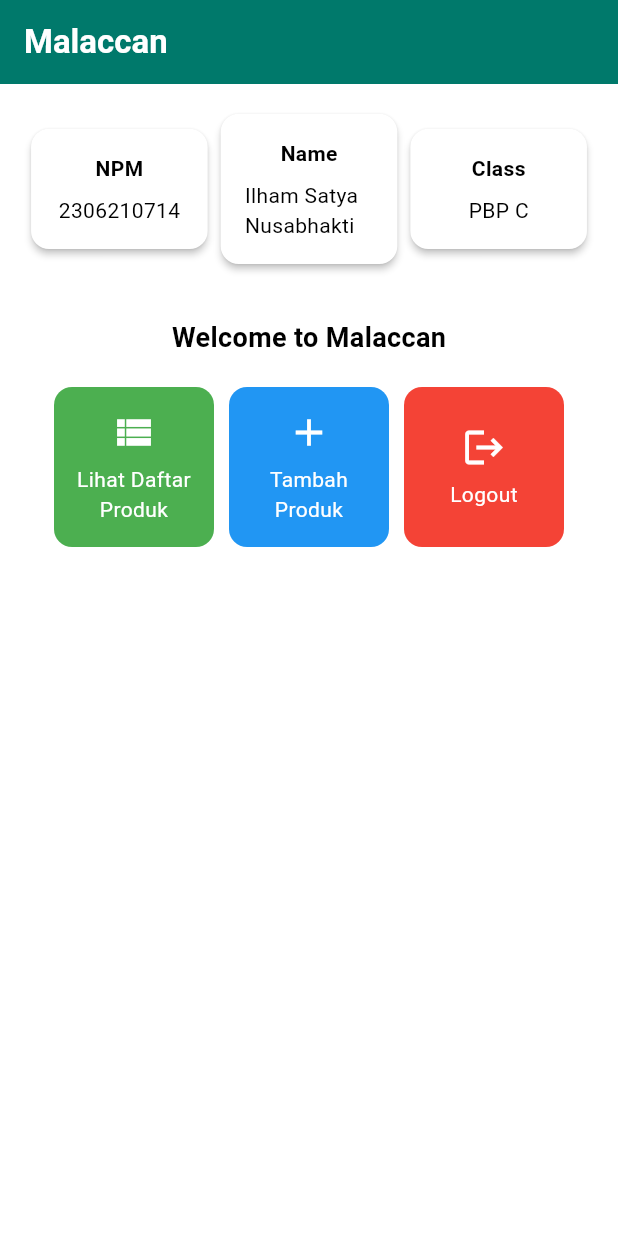
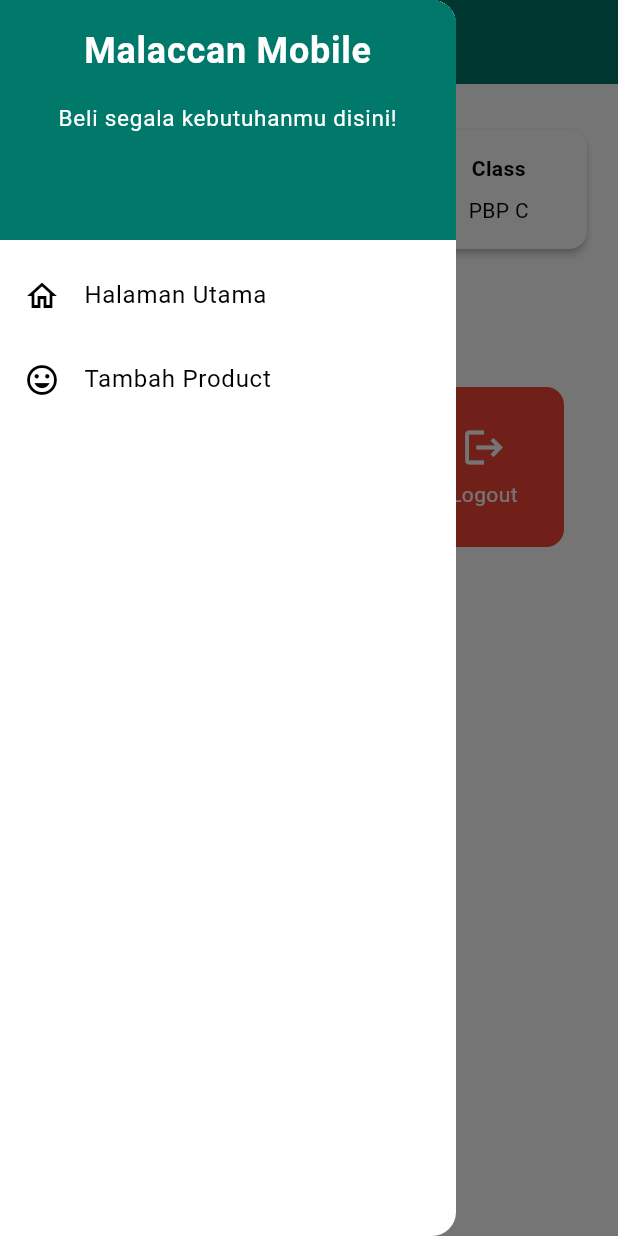
Before and after one commit to 2021HUMMM/malaccan-mobile, a Flutter app: the screen it shows after launch, with the side drawer open (before the commit the screen has no drawer), on a phone screen of 412 x 824 dp. Run offline on Flutter 3.47's test engine with Material 3 defaults, Android fonts, the phone set to English and light mode, and no system bars.

Commit message:
finished coding part for assignment 8

```diff
--- a/lib/main.dart
+++ b/lib/main.dart
@@ -1,5 +1,5 @@
 import 'package:flutter/material.dart';
-import 'package:malaccan_mobile/menu.dart';
+import 'package:malaccan_mobile/screens/menu.dart';
 
 // Define custom MaterialColor for teal
 MaterialColor customTeal = MaterialColor(
--- a/lib/menu.dart
+++ b/lib/screens/menu.dart
@@ -1,17 +1,21 @@
 import 'package:flutter/material.dart';
+import 'package:malaccan_mobile/widgets/left_drawer.dart';
+import 'package:malaccan_mobile/productentry_form.dart';
+import 'package:malaccan_mobile/screens/product_card.dart';
+
 
 
 class MyHomePage extends StatelessWidget {
-
   final String npm = '2306210714'; // NPM
   final String name = 'Ilham Satya Nusabhakti'; // Nama
   final String className = 'PBP C'; // Kelas
 
   final List<ItemHomepage> items = [
-    ItemHomepage("Lihat Daftar Produk", Icons.view_list, Colors.green), // Example color
-    ItemHomepage("Tambah Produk", Icons.add, Colors.blue), // Example color
+    ItemHomepage(
+        "Lihat Daftar Produk", Icons.view_list, Colors.green), // Example color
+    ItemHomepage("Tambah Product", Icons.add, Colors.blue), // Example color
     ItemHomepage("Logout", Icons.logout, Colors.red), // Example color
-      ];
+  ];
 
   MyHomePage({super.key});
 
@@ -21,7 +25,7 @@
     return Scaffold(
       // AppBar adalah bagian atas halaman yang menampilkan judul.
       appBar: AppBar(
-        // Judul aplikasi "Mental Health Tracker" dengan teks putih dan tebal.
+        // Judul aplikasi "Malaccan" dengan teks putih dan tebal.
         title: const Text(
           'Malaccan',
           style: TextStyle(
@@ -31,7 +35,10 @@
         ),
         // Warna latar belakang AppBar diambil dari skema warna tema aplikasi.
         backgroundColor: Theme.of(context).colorScheme.primary,
+        iconTheme: const IconThemeData(color: Colors.white),
       ),
+      // Masukkan drawer sebagai parameter nilai drawer dari widget Scaffold
+      drawer: const LeftDrawer(),
       // Body halaman dengan padding di sekelilingnya.
       body: Padding(
         padding: const EdgeInsets.all(16.0),
@@ -98,8 +105,8 @@
 class InfoCard extends StatelessWidget {
   // Kartu informasi yang menampilkan title dan content.
 
-  final String title;  // Judul kartu.
-  final String content;  // Isi kartu.
+  final String title; // Judul kartu.
+  final String content; // Isi kartu.
 
   const InfoCard({super.key, required this.title, required this.content});
 
@@ -110,7 +117,8 @@
       elevation: 2.0,
       child: Container(
         // Mengatur ukuran dan jarak di dalam kartu.
-        width: MediaQuery.of(context).size.width / 3.5, // menyesuaikan dengan lebar device yang digunakan.
+        width: MediaQuery.of(context).size.width /
+            3.5, // menyesuaikan dengan lebar device yang digunakan.
         padding: const EdgeInsets.all(16.0),
         // Menyusun title dan content secara vertikal.
         child: Column(
@@ -127,64 +135,3 @@
     );
   }
 }
-
-class ItemHomepage {
-  final String name;
-  final IconData icon;
-  final Color color;
-
-  ItemHomepage(this.name, this.icon, this.color);
-}
-
-class ItemCard extends StatelessWidget {
-  // Menampilkan kartu dengan ikon dan nama.
-
-  final ItemHomepage item;
-
-  const ItemCard(this.item, {super.key});
-
-  @override
-  Widget build(BuildContext context) {
-    return Material(
-      color: item.color, // Use the color from the item
-      // Membuat sudut kartu melengkung.
-      borderRadius: BorderRadius.circular(12),
-
-      child: InkWell(
-        // Aksi ketika kartu ditekan.
-        onTap: () {
-          // Menampilkan pesan SnackBar saat kartu ditekan.
-          ScaffoldMessenger.of(context)
-            ..hideCurrentSnackBar()
-            ..showSnackBar(
-              SnackBar(content: Text("Kamu telah menekan tombol ${item.name}"))
-            );
-        },
-        // Container untuk menyimpan Icon dan Text
-        child: Container(
-          padding: const EdgeInsets.all(8),
-          child: Center(
-            child: Column(
-              // Menyusun ikon dan teks di tengah kartu.
-              mainAxisAlignment: MainAxisAlignment.center,
-              children: [
-                Icon(
-                  item.icon,
-                  color: Colors.white,
-                  size: 30.0,
-                ),
-                const Padding(padding: EdgeInsets.all(3)),
-                Text(
-                  item.name,
-                  textAlign: TextAlign.center,
-                  style: const TextStyle(color: Colors.white),
-                ),
-              ],
-            ),
-          ),
-        ),
-      ),
-    );
-  }
-
-}
--- /dev/null
+++ b/lib/screens/product_card.dart
@@ -0,0 +1,69 @@
+import 'package:flutter/material.dart';
+import 'package:malaccan_mobile/productentry_form.dart';
+
+class ItemHomepage {
+  final String name;
+  final IconData icon;
+  final Color color;
+
+  ItemHomepage(this.name, this.icon, this.color);
+}
+
+class ItemCard extends StatelessWidget {
+  // Menampilkan kartu dengan ikon dan nama.
+
+  final ItemHomepage item;
+
+  const ItemCard(this.item, {super.key});
+
+  @override
+  Widget build(BuildContext context) {
+    return Material(
+      color: item.color, // Use the color from the item
+      // Membuat sudut kartu melengkung.
+      borderRadius: BorderRadius.circular(12),
+
+      child: InkWell(
+        // Aksi ketika kartu ditekan.
+        onTap: () {
+          // Memunculkan SnackBar ketika diklik
+          ScaffoldMessenger.of(context)
+            ..hideCurrentSnackBar()
+            ..showSnackBar(SnackBar(
+                content: Text("Kamu telah menekan tombol ${item.name}!")));
+
+          // Navigate ke route yang sesuai (tergantung jenis tombol)
+          if (item.name == "Tambah Product") {
+            Navigator.push(
+                context,
+                MaterialPageRoute(
+                    builder: (context) => const ProductEntryFormPage()));
+          }
+        },
+        // Container untuk menyimpan Icon dan Text
+        child: Container(
+          padding: const EdgeInsets.all(8),
+          child: Center(
+            child: Column(
+              // Menyusun ikon dan teks di tengah kartu.
+              mainAxisAlignment: MainAxisAlignment.center,
+              children: [
+                Icon(
+                  item.icon,
+                  color: Colors.white,
+                  size: 30.0,
+                ),
+                const Padding(padding: EdgeInsets.all(3)),
+                Text(
+                  item.name,
+                  textAlign: TextAlign.center,
+                  style: const TextStyle(color: Colors.white),
+                ),
+              ],
+            ),
+          ),
+        ),
+      ),
+    );
+  }
+}
--- /dev/null
+++ b/lib/widgets/left_drawer.dart
@@ -0,0 +1,73 @@
+import 'package:flutter/material.dart';
+import 'package:malaccan_mobile/screens/menu.dart';
+import 'package:malaccan_mobile/productentry_form.dart';
+
+class LeftDrawer extends StatelessWidget {
+  const LeftDrawer({super.key});
+
+  @override
+  Widget build(BuildContext context) {
+    return Drawer(
+      child: ListView(
+        children: [
+          DrawerHeader(
+            decoration: BoxDecoration(
+              color: Theme.of(context).colorScheme.primary,
+            ),
+            child: const Column(
+              children: [
+                Text(
+                  'Malaccan Mobile',
+                  textAlign: TextAlign.center,
+                  style: TextStyle(
+                    fontSize: 24,
+                    fontWeight: FontWeight.bold,
+                    color: Colors.white,
+                  ),
+                ),
+                Padding(padding: EdgeInsets.all(8)),
+                Text(
+                  "Beli segala kebutuhanmu disini!",
+                  textAlign: TextAlign.center,
+                  style: TextStyle(
+                    fontSize: 15,
+                    fontWeight: FontWeight.normal,
+                    color: Colors.white,
+                  ),
+                ),
+              ],
+            ),
+          ),
+          ListTile(
+            leading: const Icon(Icons.home_outlined),
+            title: const Text('Halaman Utama'),
+            // Bagian redirection ke MyHomePage
+            onTap: () {
+              Navigator.pushReplacement(
+                  context,
+                  MaterialPageRoute(
+                    builder: (context) => MyHomePage(),
+                  ));
+            },
+          ),
+          ListTile(
+            leading: const Icon(Icons.mood),
+            title: const Text('Tambah Product'),
+            // Bagian redirection ke MoodEntryFormPage
+            onTap: () {
+              /*
+      TODO: Buatlah routing ke MoodEntryFormPage di sini,
+      setelah halaman MoodEntryFormPage sudah dibuat.
+      */
+              Navigator.pushReplacement(
+                  context,
+                  MaterialPageRoute(
+                    builder: (context) => ProductEntryFormPage(),
+                  ));
+            },
+          ),
+        ],
+      ),
+    );
+  }
+}
```
Also changed, not shown: lib/productentry_form.dart (added, +189 -0 lines).
